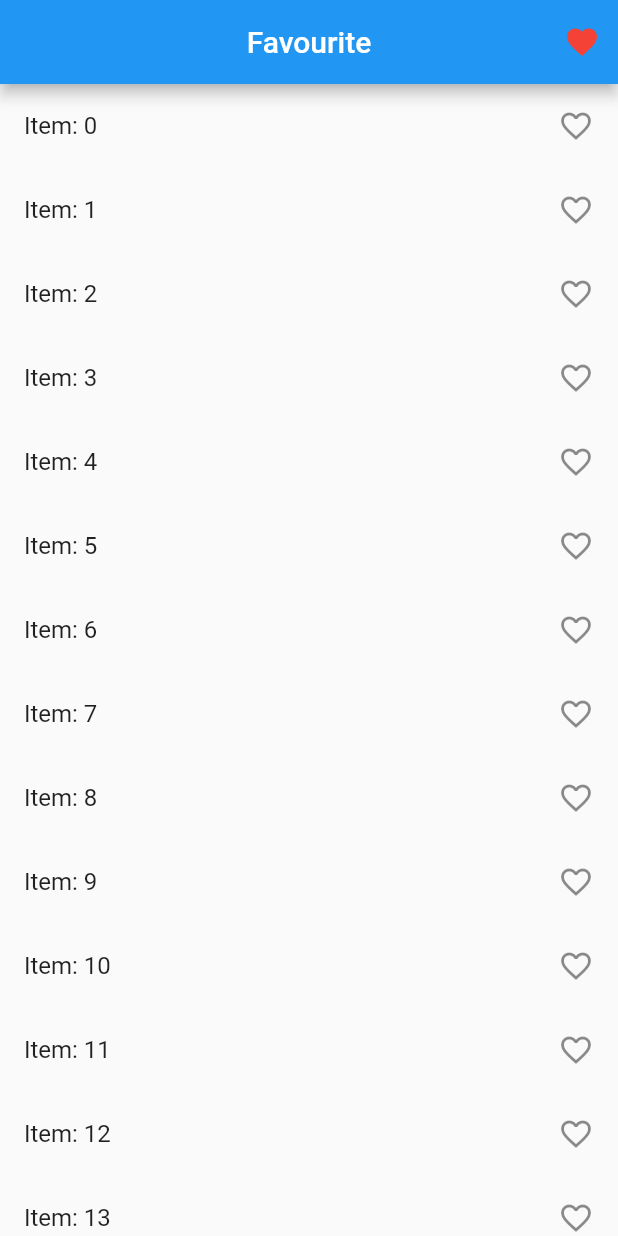
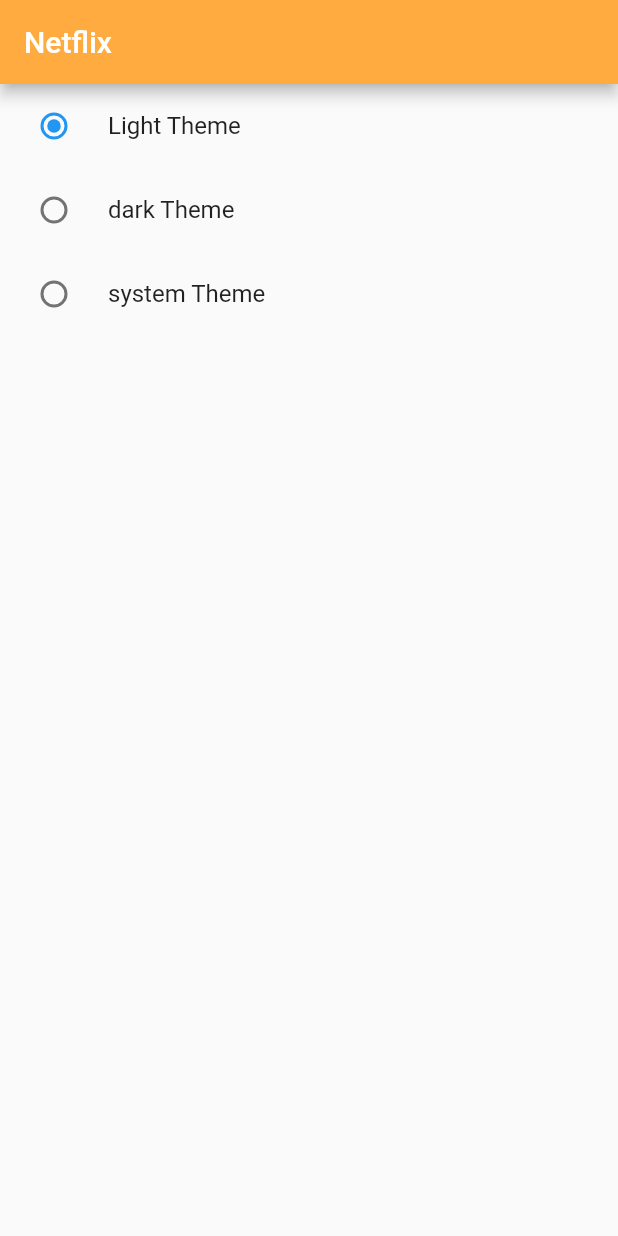
Before and after one commit to AbdurRehman-coder/provider_playlist, a Flutter app: the screen it shows after launch, on a phone screen of 412 x 824 dp. Run offline on Flutter 3.47's test engine with Material 2 defaults, Android fonts, the phone set to English and light mode, and no system bars.

Commit message:
light and dark theme through provider

```diff
--- a/lib/main.dart
+++ b/lib/main.dart
@@ -3,9 +3,11 @@
 import 'package:provider_playlist/provider/count_provider.dart';
 import 'package:provider_playlist/provider/example_one_provider.dart';
 import 'package:provider_playlist/provider/favourite_provider.dart';
+import 'package:provider_playlist/provider/theme_changer_provider.dart';
 import 'package:provider_playlist/screens/example_one_screen.dart';
 import 'package:provider_playlist/screens/favourite/favourite_item_screen.dart';
 import 'package:provider_playlist/screens/home_page.dart';
+import 'package:provider_playlist/screens/theme_changer_screen.dart';
 
 void main() {
   runApp(const MyApp());
@@ -22,14 +24,34 @@
         ChangeNotifierProvider(create: (context) => CounterProvider()),
         ChangeNotifierProvider(create: (context) => ExampleOneProvider()),
         ChangeNotifierProvider(create: (context) => FavouriteProvider()),
+        ChangeNotifierProvider(create: (context) => ThemeChangerProvider()),
       ],
-      child: MaterialApp(
-        debugShowCheckedModeBanner: false,
-        title: 'Flutter Demo',
-        theme: ThemeData(
-          primarySwatch: Colors.blue,
-        ),
-        home: FavouriteItemScreen(),
+      child: Builder(
+        builder: (BuildContext context) {
+          var themeProvider = Provider.of<ThemeChangerProvider>(context);
+          return MaterialApp(
+            debugShowCheckedModeBanner: false,
+            title: 'Flutter Demo',
+            themeMode: themeProvider.themeMode,
+            theme: ThemeData(
+              primarySwatch: Colors.blue,
+              brightness: Brightness.light,
+              appBarTheme: AppBarTheme(
+                color: Colors.orangeAccent
+              )
+            ),
+            darkTheme: ThemeData(
+              primaryColor: Colors.orange,
+              primarySwatch: Colors.amber,
+              brightness: Brightness.dark,
+              appBarTheme: AppBarTheme(
+                color: Colors.indigo
+              ),
+            ),
+            home: ThemeChangeScreen(),
+          );
+        },
+
       ),
     );
   }
--- /dev/null
+++ b/lib/provider/theme_changer_provider.dart
@@ -0,0 +1,13 @@
+
+  import 'package:flutter/material.dart';
+
+class ThemeChangerProvider extends ChangeNotifier{
+
+  var _themeMode = ThemeMode.light;
+  ThemeMode get themeMode => _themeMode;
+
+  void setThemeMode(themeMode){
+    _themeMode = themeMode;
+    notifyListeners();
+  }
+}
--- a/lib/screens/favourite/favourite_item_screen.dart
+++ b/lib/screens/favourite/favourite_item_screen.dart
@@ -40,11 +40,6 @@
                     itemBuilder: (context, index) {
                       return InkWell(
                         onTap: () {
-                          // if(isFav == true) {
-                          //   isFav = false;
-                          // } else {
-                          //   isFav = true;
-                          // }
                           if(snapshot.selectedItemsList.contains(index)) {
                             snapshot.removeItemsFromList(index);
                           } else {
--- a/lib/screens/favourite/selected_fav_screen.dart
+++ b/lib/screens/favourite/selected_fav_screen.dart
@@ -26,7 +26,7 @@
         children: [
           Consumer<FavouriteProvider>(
             builder: (context, snapshot, child) {
-              print('items list: ${snapshot.selectedItemsList.length}');
+
               return Expanded(
                 child: ListView.builder(
                   // shrinkWrap: true,
--- /dev/null
+++ b/lib/screens/theme_changer_screen.dart
@@ -0,0 +1,44 @@
+import 'package:flutter/material.dart';
+import 'package:provider/provider.dart';
+import 'package:provider_playlist/provider/theme_changer_provider.dart';
+
+class ThemeChangeScreen extends StatefulWidget {
+  const ThemeChangeScreen({Key? key}) : super(key: key);
+
+  @override
+  State<ThemeChangeScreen> createState() => _ThemeChangeScreenState();
+}
+
+class _ThemeChangeScreenState extends State<ThemeChangeScreen> {
+  @override
+  Widget build(BuildContext context) {
+    var themeProvider = Provider.of<ThemeChangerProvider>(context);
+    return Scaffold(
+      appBar: AppBar(
+        title: Text('Netflix'),
+      ),
+      body: Column(
+        children: [
+          RadioListTile(
+            title: Text('Light Theme'),
+              value: ThemeMode.light,
+              groupValue: themeProvider.themeMode,
+              onChanged: themeProvider.setThemeMode,
+          ),
+          RadioListTile(
+            title: Text('dark Theme'),
+            value: ThemeMode.dark,
+            groupValue: themeProvider.themeMode,
+            onChanged: themeProvider.setThemeMode,
+          ),
+          RadioListTile(
+            title: Text('system Theme'),
+            value: ThemeMode.system,
+            groupValue: themeProvider.themeMode,
+            onChanged: themeProvider.setThemeMode,
+          ),
+        ],
+      ),
+    );
+  }
+}
```
